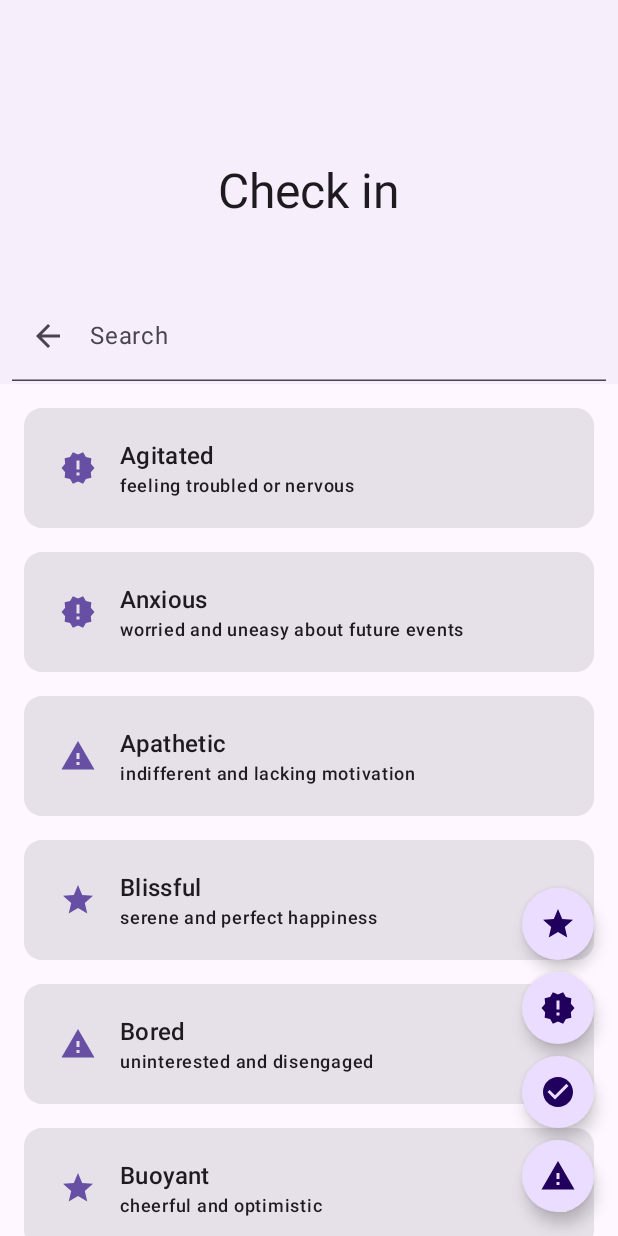
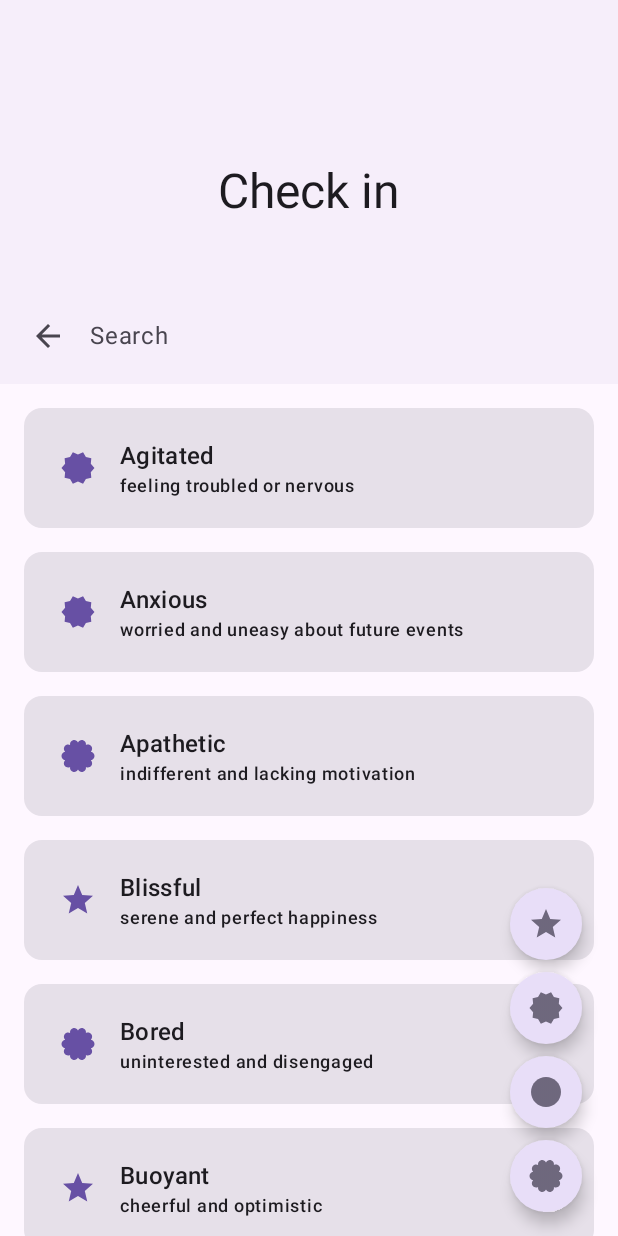
Before and after one commit to hamthelegend/lithium, an Android app built with Jetpack Compose: the @Preview function CheckInScreenPreview, on a phone screen of 412 x 824 dp. Run offline under Robolectric (Android 15) with nearby library versions, the phone set to English and light mode, and no system bars; 2 statements that could not run were skipped.

Commit message:
Made UI more consistent

```diff
--- a/app/src/main/java/com/thebrownfoxx/lithium/ui/extension/FeelingCategory.kt
+++ b/app/src/main/java/com/thebrownfoxx/lithium/ui/extension/FeelingCategory.kt
@@ -1,20 +1,17 @@
 package com.thebrownfoxx.lithium.ui.extension
 
 import androidx.compose.foundation.isSystemInDarkTheme
-import androidx.compose.material.icons.filled.CheckCircle
-import androidx.compose.material.icons.filled.NewReleases
-import androidx.compose.material.icons.filled.Star
-import androidx.compose.material.icons.filled.Warning
 import androidx.compose.runtime.Composable
 import androidx.compose.ui.graphics.Color
+import androidx.compose.ui.graphics.vector.ImageVector
 import androidx.compose.ui.res.stringResource
+import androidx.compose.ui.res.vectorResource
 import com.thebrownfoxx.lithium.R
 import com.thebrownfoxx.lithium.domain.FeelingCategory
 import com.thebrownfoxx.lithium.domain.FeelingCategory.HighEnergyPleasant
 import com.thebrownfoxx.lithium.domain.FeelingCategory.HighEnergyUnpleasant
 import com.thebrownfoxx.lithium.domain.FeelingCategory.LowEnergyPleasant
 import com.thebrownfoxx.lithium.domain.FeelingCategory.LowEnergyUnpleasant
-import com.thebrownfoxx.lithium.ui.theme.LithiumIcons
 import com.thebrownfoxx.lithium.ui.theme.color.HighEnergyPleasantDarkColors
 import com.thebrownfoxx.lithium.ui.theme.color.HighEnergyPleasantLightColors
 import com.thebrownfoxx.lithium.ui.theme.color.HighEnergyUnpleasantDarkColors
@@ -47,10 +44,10 @@ val FeelingCategory.color: Color
     }
 
 val FeelingCategory.icon @Composable get() = when (this) {
-    HighEnergyPleasant -> LithiumIcons.Star
-    HighEnergyUnpleasant -> LithiumIcons.NewReleases
-    LowEnergyPleasant -> LithiumIcons.CheckCircle
-    LowEnergyUnpleasant -> LithiumIcons.Warning
+    HighEnergyPleasant -> ImageVector.vectorResource(R.drawable.high_energy_pleasant)
+    HighEnergyUnpleasant -> ImageVector.vectorResource(R.drawable.high_energy_unpleasant)
+    LowEnergyPleasant -> ImageVector.vectorResource(R.drawable.low_energy_pleasant)
+    LowEnergyUnpleasant -> ImageVector.vectorResource(R.drawable.low_energy_unpleasant)
 }
 
 val FeelingCategory.iconContentDescription @Composable get() = when (this) {
--- a/app/src/main/java/com/thebrownfoxx/lithium/ui/screen/checkin/CheckInScreen.kt
+++ b/app/src/main/java/com/thebrownfoxx/lithium/ui/screen/checkin/CheckInScreen.kt
@@ -57,6 +57,7 @@ fun CheckInScreen(
             modifier = modifier.nestedScroll(scrollBehavior.nestedScrollConnection),
             topBar = {
                 CheckInTopBar(
+                    feelingCategory = feelingCategory,
                     searchQuery = searchQuery,
                     onSearchQueryChange = onSearchQueryChange,
                     onNavigateUp = onNavigateUp,
--- a/app/src/main/java/com/thebrownfoxx/lithium/ui/screen/checkin/component/CheckInTopBar.kt
+++ b/app/src/main/java/com/thebrownfoxx/lithium/ui/screen/checkin/component/CheckInTopBar.kt
@@ -1,5 +1,6 @@
 package com.thebrownfoxx.lithium.ui.screen.checkin.component
 
+import androidx.compose.animation.AnimatedContent
 import androidx.compose.foundation.layout.PaddingValues
 import androidx.compose.foundation.layout.WindowInsets
 import androidx.compose.foundation.layout.asPaddingValues
@@ -28,9 +29,12 @@ import androidx.compose.ui.Modifier
 import androidx.compose.ui.graphics.Color
 import androidx.compose.ui.input.nestedscroll.nestedScroll
 import androidx.compose.ui.res.stringResource
+import androidx.compose.ui.text.style.TextAlign
 import androidx.compose.ui.tooling.preview.Preview
 import androidx.compose.ui.unit.dp
 import com.thebrownfoxx.lithium.R
+import com.thebrownfoxx.lithium.domain.FeelingCategory
+import com.thebrownfoxx.lithium.domain.FeelingCategory.*
 import com.thebrownfoxx.lithium.ui.component.ExpandedTopAppBar
 import com.thebrownfoxx.lithium.ui.component.plus
 import com.thebrownfoxx.lithium.ui.theme.LithiumIcons
@@ -39,12 +43,21 @@ import com.thebrownfoxx.lithium.ui.theme.LithiumTheme
 @OptIn(ExperimentalMaterial3Api::class)
 @Composable
 fun CheckInTopBar(
+    feelingCategory: FeelingCategory?,
     searchQuery: String,
     onSearchQueryChange: (String) -> Unit,
     onNavigateUp: () -> Unit,
     modifier: Modifier = Modifier,
     scrollBehavior: TopAppBarScrollBehavior? = null,
 ) {
+    val text = when (feelingCategory) {
+        null -> stringResource(R.string.check_in)
+        HighEnergyPleasant -> stringResource(R.string.high_energy_pleasant)
+        HighEnergyUnpleasant -> stringResource(R.string.high_energy_unpleasant)
+        LowEnergyPleasant -> stringResource(R.string.low_energy_pleasant)
+        LowEnergyUnpleasant -> stringResource(R.string.low_energy_unpleasant)
+    }
+
     ExpandedTopAppBar(
         modifier = modifier,
         scrollBehavior = scrollBehavior,
@@ -61,6 +74,8 @@ fun CheckInTopBar(
                     focusedContainerColor = Color.Transparent,
                     unfocusedContainerColor = Color.Transparent,
                     errorContainerColor = Color.Transparent,
+                    unfocusedIndicatorColor = Color.Transparent,
+                    focusedIndicatorColor = Color.Transparent,
                 ),
                 leadingIcon = {
                     IconButton(onClick = onNavigateUp) {
@@ -84,7 +99,13 @@ fun CheckInTopBar(
         },
         pinCollapsedContent = true,
     ) {
-        Text(text = stringResource(R.string.check_in))
+        AnimatedContent(targetState = text) { text ->
+            Text(
+                text = text,
+                textAlign = TextAlign.Center,
+                modifier = Modifier.padding(horizontal = 16.dp),
+            )
+        }
     }
 }
 
@@ -98,11 +119,11 @@ fun CheckInTopBarPreview() {
         TopAppBarDefaults.exitUntilCollapsedScrollBehavior(rememberTopAppBarState())
 
     LithiumTheme {
-
         Scaffold(
             modifier = Modifier.nestedScroll(scrollBehavior.nestedScrollConnection),
             topBar = {
                 CheckInTopBar(
+                    feelingCategory = null,
                     searchQuery = query,
                     onSearchQueryChange = { query = it },
                     scrollBehavior = scrollBehavior,
--- a/app/src/main/java/com/thebrownfoxx/lithium/ui/screen/checkin/component/FeelingCategoryFilter.kt
+++ b/app/src/main/java/com/thebrownfoxx/lithium/ui/screen/checkin/component/FeelingCategoryFilter.kt
@@ -1,11 +1,13 @@
 package com.thebrownfoxx.lithium.ui.screen.checkin.component
 
 import androidx.compose.animation.animateColorAsState
+import androidx.compose.animation.core.animateDpAsState
 import androidx.compose.foundation.layout.Arrangement
 import androidx.compose.foundation.layout.Box
 import androidx.compose.foundation.layout.Column
 import androidx.compose.foundation.layout.padding
 import androidx.compose.foundation.layout.size
+import androidx.compose.foundation.layout.width
 import androidx.compose.foundation.shape.CircleShape
 import androidx.compose.material3.ExperimentalMaterial3Api
 import androidx.compose.material3.Icon
@@ -34,26 +36,39 @@ fun FeelingCategoryFilter(
     modifier: Modifier = Modifier,
 ) {
     Column(
-        modifier = modifier,
+        modifier = modifier.width(64.dp),
         verticalArrangement = Arrangement.spacedBy(8.dp),
+        horizontalAlignment = Alignment.CenterHorizontally,
     ) {
         for (category in FeelingCategory.entries) {
+            val selected = selectedFeelingCategory == category
             LithiumTheme(feelingCategory = category) {
-                val color by animateColorAsState(
-                    if (selectedFeelingCategory == category) MaterialTheme.colorScheme.primary
-                    else MaterialTheme.colorScheme.primaryContainer
+                val containerColor by animateColorAsState(
+                    if (selected) MaterialTheme.colorScheme.primary
+                    else MaterialTheme.colorScheme.secondaryContainer
                 )
+                val contentColor by animateColorAsState(
+                    if (selected) MaterialTheme.colorScheme.onPrimary
+                    else MaterialTheme.colorScheme.onSecondaryContainer.copy(alpha = 0.6f)
+                )
+
+                val containerSize by animateDpAsState(if (selected) 64.dp else 48.dp)
+                val contentSize by animateDpAsState(if (selected) 32.dp else 24.dp)
+
                 Surface(
                     shape = CircleShape,
-                    color = color,
+                    color = containerColor,
+                    contentColor = contentColor,
                     shadowElevation = Elevation.level(3),
                     onClick = { onSelectedFeelingCategoryChange(category) },
                 ) {
-                    Box(modifier = Modifier.size(48.dp)) {
+                    Box(modifier = Modifier.size(containerSize)) {
                         Icon(
                             imageVector = category.icon,
                             contentDescription = category.iconContentDescription,
-                            modifier = Modifier.align(Alignment.Center),
+                            modifier = Modifier
+                                .size(contentSize)
+                                .align(Alignment.Center),
                         )
                     }
                 }
--- a/app/src/main/java/com/thebrownfoxx/lithium/ui/screen/home/HomeScreen.kt
+++ b/app/src/main/java/com/thebrownfoxx/lithium/ui/screen/home/HomeScreen.kt
@@ -32,7 +32,7 @@ import com.thebrownfoxx.lithium.ui.theme.LithiumTheme
 @Composable
 fun HomeScreen(
     checkInsByDate: List<CheckInsOfDate>,
-    feelingCategoriesToday: Set<FeelingCategory>,
+    feelingCategoriesToday: List<FeelingCategory>,
     onCheckIn: () -> Unit,
     checkInToDelete: CheckIn?,
     onDeleteCheckIn: (CheckIn) -> Unit,
--- a/app/src/main/java/com/thebrownfoxx/lithium/ui/screen/home/HomeViewModel.kt
+++ b/app/src/main/java/com/thebrownfoxx/lithium/ui/screen/home/HomeViewModel.kt
@@ -27,7 +27,7 @@ class HomeViewModel(private val lithiumRepository: LithiumRepository): ViewModel
         .stateIn(viewModelScope, SharingStarted.Eagerly, listOf())
 
     val feelingCategoriesToday = checkIns.map { it.toFeelingCategoriesToday() }
-        .stateIn(viewModelScope, SharingStarted.Eagerly, setOf())
+        .stateIn(viewModelScope, SharingStarted.Eagerly, listOf())
 
     private val _checkInToDelete = MutableStateFlow<CheckIn?>(null)
     val checkInToDelete = _checkInToDelete.asStateFlow()
--- a/app/src/main/java/com/thebrownfoxx/lithium/ui/screen/home/component/CheckInsOfDate.kt
+++ b/app/src/main/java/com/thebrownfoxx/lithium/ui/screen/home/component/CheckInsOfDate.kt
@@ -15,5 +15,5 @@ fun List<CheckIn>.toCheckInsByDate() =
 
 fun List<CheckIn>.toFeelingCategoriesToday() =
     filter { it.instant.atZone(ZoneId.systemDefault()).toLocalDate() == LocalDate.now() }
-        .groupBy { it.feeling.category }
-        .keys
+        .map { it.feeling.category }
+        .sorted()
--- a/app/src/main/java/com/thebrownfoxx/lithium/ui/screen/home/component/HomeTopBar.kt
+++ b/app/src/main/java/com/thebrownfoxx/lithium/ui/screen/home/component/HomeTopBar.kt
@@ -42,7 +42,7 @@ import com.thebrownfoxx.lithium.ui.theme.LithiumTheme
 @OptIn(ExperimentalMaterial3Api::class)
 @Composable
 fun HomeTopBar(
-    feelingCategoriesToday: Set<FeelingCategory>,
+    feelingCategoriesToday: List<FeelingCategory>,
     modifier: Modifier = Modifier,
     scrollBehavior: TopAppBarScrollBehavior? = null,
 ) {
@@ -96,7 +96,7 @@ fun BlankHomeTopBarPreview() {
             modifier = Modifier.nestedScroll(scrollBehavior.nestedScrollConnection),
             topBar = {
                 HomeTopBar(
-                    feelingCategoriesToday = setOf(),
+                    feelingCategoriesToday = listOf(),
                     scrollBehavior = scrollBehavior,
                 )
             }
@@ -126,7 +126,7 @@ fun FilledHomeTopBarPreview() {
             modifier = Modifier.nestedScroll(scrollBehavior.nestedScrollConnection),
             topBar = {
                 HomeTopBar(
-                    feelingCategoriesToday = setOf(
+                    feelingCategoriesToday = listOf(
                         HighEnergyPleasant,
                         HighEnergyUnpleasant,
                         LowEnergyPleasant,
--- /dev/null
+++ b/app/src/main/res/drawable/high_energy_pleasant.xml
@@ -0,0 +1,10 @@
+<vector xmlns:android="http://schemas.android.com/apk/res/android"
+    android:width="24dp"
+    android:height="24dp"
+    android:viewportWidth="24"
+    android:viewportHeight="24">
+  <path
+      android:fillColor="#FF000000"
+      android:pathData="m12,17.27l6.18,3.73 -1.64,-7.03 5.46,-4.73 -7.19,-0.61 -2.81,-6.63 -2.81,6.63 -7.19,0.61 5.46,4.73 -1.64,7.03 6.18,-3.73Z"
+      android:strokeWidth="0"/>
+</vector>
--- /dev/null
+++ b/app/src/main/res/drawable/high_energy_unpleasant.xml
@@ -0,0 +1,10 @@
+<vector xmlns:android="http://schemas.android.com/apk/res/android"
+    android:width="24dp"
+    android:height="24dp"
+    android:viewportWidth="24"
+    android:viewportHeight="24">
+  <path
+      android:fillColor="#FF000000"
+      android:pathData="M22.97,12.01l-2.44,-2.78l0.34,-3.68l-3.61,-0.82l-1.89,-3.18l-3.4,1.46l-3.4,-1.46l-1.89,3.18l-3.61,0.81l0.34,3.68l-2.44,2.79l2.44,2.78l-0.34,3.69l3.61,0.82l1.89,3.18l3.4,-1.47l3.4,1.46l1.89,-3.18l3.61,-0.82l-0.34,-3.68l2.44,-2.78z"
+      android:strokeWidth="0"/>
+</vector>
--- /dev/null
+++ b/app/src/main/res/drawable/low_energy_pleasant.xml
@@ -0,0 +1,10 @@
+<vector xmlns:android="http://schemas.android.com/apk/res/android"
+    android:width="24dp"
+    android:height="24dp"
+    android:viewportWidth="24"
+    android:viewportHeight="24">
+  <path
+      android:fillColor="#FF000000"
+      android:pathData="m12,2C6.47,2 2,6.47 2,12s4.47,10 10,10 10,-4.47 10,-10S17.53,2 12,2Z"
+      android:strokeWidth="0"/>
+</vector>
--- /dev/null
+++ b/app/src/main/res/drawable/low_energy_unpleasant.xml
@@ -0,0 +1,10 @@
+<vector xmlns:android="http://schemas.android.com/apk/res/android"
+    android:width="24dp"
+    android:height="24dp"
+    android:viewportWidth="24"
+    android:viewportHeight="24">
+  <path
+      android:fillColor="#FF000000"
+      android:pathData="m23,12c0,-1.4 -1.05,-2.6 -2.44,-2.78 1.01,-0.96 1.16,-2.55 0.34,-3.68 -0.82,-1.13 -2.38,-1.49 -3.61,-0.82 0.26,-1.38 -0.56,-2.75 -1.89,-3.18 -1.33,-0.43 -2.8,0.19 -3.4,1.46 -0.6,-1.27 -2.07,-1.89 -3.4,-1.46 -1.33,0.43 -2.15,1.8 -1.89,3.18 -1.23,-0.67 -2.79,-0.32 -3.61,0.81 -0.82,1.13 -0.68,2.72 0.34,3.68 -1.39,0.19 -2.44,1.39 -2.44,2.79 0,1.4 1.05,2.59 2.44,2.78 -1.02,0.97 -1.16,2.55 -0.34,3.69 0.82,1.13 2.38,1.49 3.61,0.82 -0.26,1.38 0.56,2.75 1.89,3.18 1.33,0.43 2.8,-0.2 3.4,-1.47 0.6,1.27 2.07,1.89 3.4,1.46 1.33,-0.43 2.15,-1.8 1.89,-3.18 1.23,0.67 2.79,0.31 3.61,-0.82 0.82,-1.13 0.67,-2.72 -0.34,-3.68 1.39,-0.18 2.44,-1.38 2.44,-2.78Z"
+      android:strokeWidth="0"/>
+</vector>
```
